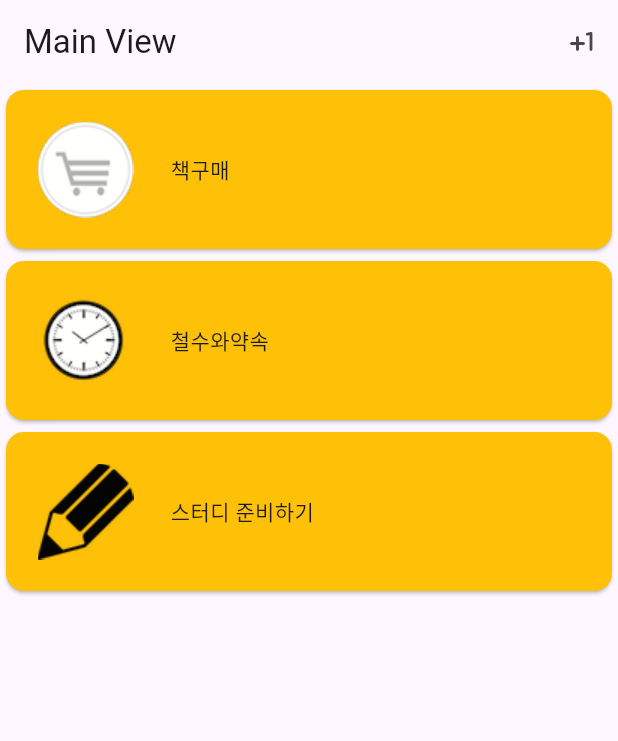
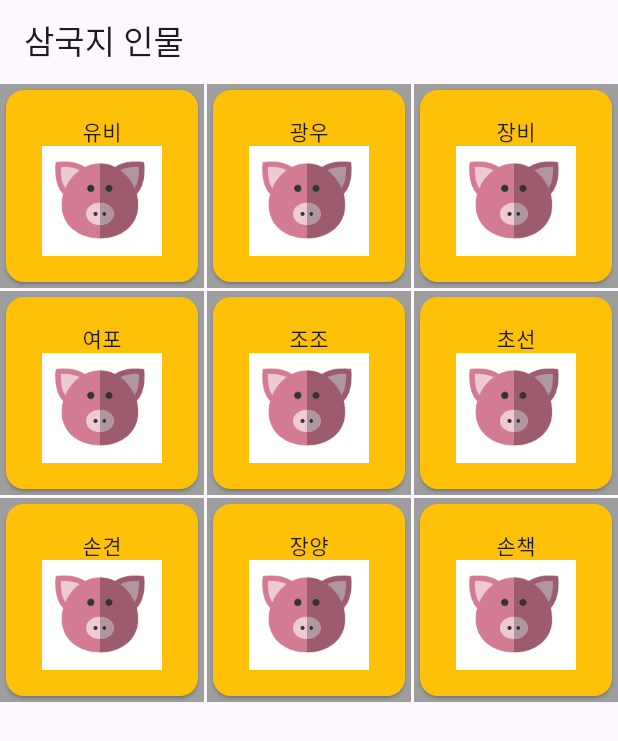
Before and after one commit to EunmiJang247/dart-study, a Flutter app: the screen it shows after launch, on a phone screen of 412 x 824 dp. Shown: the top 741 px of the screen. Run offline on Flutter 3.47's test engine with Material 3 defaults, Android fonts, the phone set to English and light mode, and no system bars; missing offline and left inert: simple_gesture_detector.

Commit message:
collection-view-try

```diff
--- a/lib/main.dart
+++ b/lib/main.dart
@@ -24,6 +24,7 @@ import 'package:second_flutter_pract/view/day_09example4_lampstaticFirst.dart';
 import 'package:second_flutter_pract/view/day_09example5_wheelPract.dart';
 import 'package:second_flutter_pract/view/day_09example6_wheelPract_insert.dart';
 import 'package:second_flutter_pract/view/day_09example6_wheelPract_list.dart';
+import 'package:second_flutter_pract/view/day_10example1_collectionView.dart';
 // import 'package:second_flutter_pract/view/day_07example2_tabbar_firstpage.dart'; //안쓸꺼니까 지워
 // import 'package:second_flutter_pract/view/day_07example2_tabbar_secondpage.dart'; //안쓸꺼니까 지워
 
@@ -246,6 +247,24 @@ class MyApp extends StatelessWidget {
   // }
 
   // 휠예제2
+  // @override
+  // Widget build(BuildContext context) {
+  //   return MaterialApp(
+  //     title: 'Flutter Demo',
+  //     theme: ThemeData(
+  //       colorScheme: ColorScheme.fromSeed(seedColor: Colors.deepPurple),
+  //       useMaterial3: true,
+  //     ),
+  //     // 라우트 잡을 것이다
+  //     routes: {
+  //       '/': (context) => const TableListWheelList(),
+  //       '/insert': (context) => const TableListWheelListInsert(),
+  //     },
+  //     initialRoute: '/',
+  //   );
+  // }
+
+  //컬렉션뷰 예제
   @override
   Widget build(BuildContext context) {
     return MaterialApp(
@@ -255,11 +274,7 @@ class MyApp extends StatelessWidget {
         useMaterial3: true,
       ),
       // 라우트 잡을 것이다
-      routes: {
-        '/': (context) => const TableListWheelList(),
-        '/insert': (context) => const TableListWheelListInsert(),
-      },
-      initialRoute: '/',
+      home: const CollectionViewFirst(),
     );
   }
 }
--- /dev/null
+++ b/lib/model/collection_message.dart
@@ -0,0 +1,3 @@
+class CollectionMessage {
+  static String humanName = '';
+}
--- a/lib/view/day_09example6_wheelPract_list.dart
+++ b/lib/view/day_09example6_wheelPract_list.dart
@@ -40,13 +40,13 @@ class _TableListWheelListState extends State<TableListWheelList> {
   Widget build(BuildContext context) {
     return Scaffold(
         appBar: AppBar(
-          title: Text('Main View'),
+          title: const Text('Main View'),
           actions: [
             IconButton(
               onPressed: () => Navigator.pushNamed(context, '/insert')
                   .then((value) => rebuildData()),
               // 두번째 화면에서 핑 오면 여기서부터 시작이야.
-              icon: Icon(Icons.plus_one_rounded),
+              icon: const Icon(Icons.plus_one_rounded),
             )
           ],
         ),
--- /dev/null
+++ b/lib/view/day_10example1_collectionView.dart
@@ -0,0 +1,72 @@
+import 'package:flutter/material.dart';
+import 'package:second_flutter_pract/view/day_10example1_detailView.dart';
+
+class CollectionViewFirst extends StatefulWidget {
+  const CollectionViewFirst({super.key});
+
+  @override
+  State<CollectionViewFirst> createState() => _CollectionViewFirstState();
+}
+
+class _CollectionViewFirstState extends State<CollectionViewFirst> {
+  // property
+  late List<String> heroList;
+
+  @override
+  void initState() {
+    super.initState();
+    heroList = [
+      '유비',
+      '광우',
+      '장비',
+      '여포',
+      '조조',
+      '초선',
+      '손견',
+      '장양',
+      '손책',
+    ];
+  }
+
+  @override
+  Widget build(BuildContext context) {
+    return Scaffold(
+        appBar: AppBar(
+          title: const Text('삼국지 인물'),
+        ),
+        body: GridView.builder(
+            itemCount: heroList.length,
+            gridDelegate: const SliverGridDelegateWithFixedCrossAxisCount(
+                crossAxisCount: 3,
+                crossAxisSpacing: 2,
+                mainAxisSpacing: 2), //fixed: 가로가 정의됨
+            //crossAxisCount: 한줄에 세개 출력할꺼야
+            //crossAxisSpacing패딩. 띄어줄 간격임.
+            //mainAxisSpacing 이것도 패딩.
+            itemBuilder: (context, index) {
+              return Container(
+                height: 50,
+                color: Colors.grey,
+                child: GestureDetector(
+                  onTap: () => pushAction(index),
+                  child: Card(
+                    color: Colors.amber,
+                    child: Column(
+                      mainAxisAlignment: MainAxisAlignment.center,
+                      children: [
+                        Text(heroList[index]),
+                        Image.asset('images/pig.png', width: 80),
+                      ],
+                    ),
+                  ),
+                ),
+              );
+            }));
+  }
+
+  pushAction(index) {
+    Navigator.push(context, MaterialPageRoute(builder: (context) {
+      return DetailHeroFirst(heroName: heroList[index]);
+    }));
+  }
+}
```
Also changed, not shown: lib/view/day_09example6_wheelPract_insert.dart (+3 -5 lines), lib/view/day_10example1_detailView.dart (added, +22 -0 lines).
